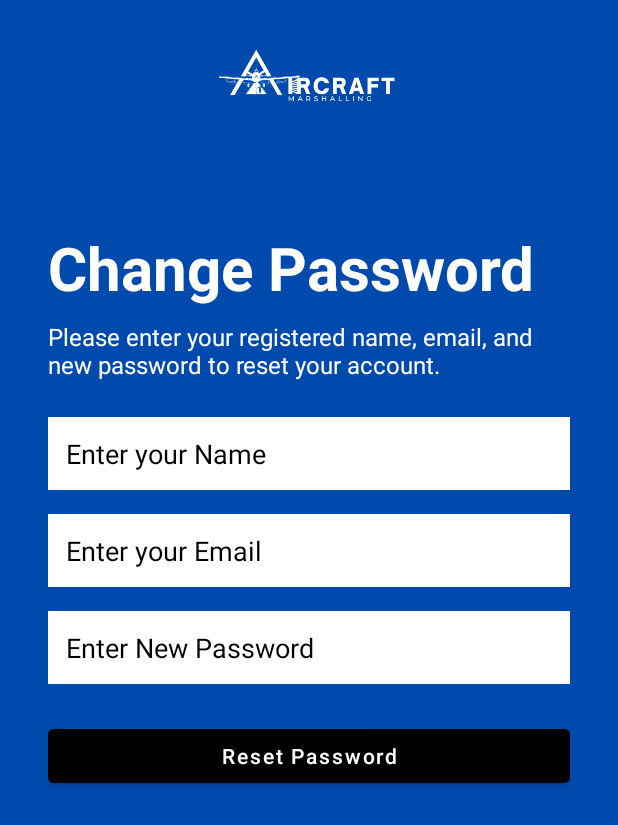
After one commit to bcharles4/AircraftMarshalling---AR, an Android app: the ForgotPassword screen opened directly, with no data from a screen before it, on a phone screen of 412 x 824 dp. The commit adds this screen. Shown: the top 825 px of the screen. Run offline under Robolectric (Android 15) with nearby library versions, the phone set to English and light mode, and no system bars.

Commit message:
add forgot password page

```diff
--- a/app/build.gradle.kts
+++ b/app/build.gradle.kts
@@ -62,4 +62,7 @@ dependencies {
     implementation("com.google.android.filament:filament-utils-android:1.57.1")
     implementation("com.google.android.filament:gltfio-android:1.57.1")
 
+    implementation("com.squareup.okhttp3:okhttp:4.12.0")
+    implementation("com.squareup.okhttp3:logging-interceptor:4.12.0")
+
 }
--- a/app/src/main/AndroidManifest.xml
+++ b/app/src/main/AndroidManifest.xml
@@ -1,7 +1,6 @@
 <?xml version="1.0" encoding="utf-8"?>
 <manifest xmlns:android="http://schemas.android.com/apk/res/android"
     xmlns:tools="http://schemas.android.com/tools">
-
     <!-- Add this permission here -->
     <uses-permission android:name="android.permission.CAMERA" />
 
@@ -15,6 +14,9 @@
         android:supportsRtl="true"
         android:theme="@style/Theme.AircraftMarshalling"
         tools:targetApi="31">
+        <activity
+            android:name=".ForgotPassword"
+            android:exported="false" />
         <activity
             android:name=".AssessmentPage"
             android:exported="false" />
--- /dev/null
+++ b/app/src/main/java/com/example/aircraftmarshalling/ForgotPassword.java
@@ -0,0 +1,120 @@
+package com.example.aircraftmarshalling;
+
+import android.os.Bundle;
+import android.widget.Button;
+import android.widget.EditText;
+import android.widget.Toast;
+
+import androidx.activity.EdgeToEdge;
+import androidx.appcompat.app.AppCompatActivity;
+import androidx.core.graphics.Insets;
+import androidx.core.view.ViewCompat;
+import androidx.core.view.WindowInsetsCompat;
+
+import org.json.JSONObject;
+
+import java.io.IOException;
+
+import okhttp3.Call;
+import okhttp3.Callback;
+import okhttp3.MediaType;
+import okhttp3.OkHttpClient;
+import okhttp3.Request;
+import okhttp3.RequestBody;
+import okhttp3.Response;
+
+public class ForgotPassword extends AppCompatActivity {
+
+    EditText etName, etEmail, etPassword;
+    Button btnSubmit;
+    OkHttpClient client = new OkHttpClient();
+
+    public static final MediaType JSON = MediaType.get("application/json; charset=utf-8");
+
+    @Override
+    protected void onCreate(Bundle savedInstanceState) {
+        super.onCreate(savedInstanceState);
+        EdgeToEdge.enable(this);
+        setContentView(R.layout.activity_forgot_password);
+
+        ViewCompat.setOnApplyWindowInsetsListener(findViewById(R.id.main), (v, insets) -> {
+            Insets systemBars = insets.getInsets(WindowInsetsCompat.Type.systemBars());
+            v.setPadding(systemBars.left, systemBars.top, systemBars.right, systemBars.bottom);
+            return insets;
+        });
+
+        etName = findViewById(R.id.et_name);
+        etEmail = findViewById(R.id.et_email);
+        etPassword = findViewById(R.id.et_password);
+        btnSubmit = findViewById(R.id.btn_reset_password);
+
+        btnSubmit.setOnClickListener(v -> sendChangePasswordRequest());
+    }
+
+    private void sendChangePasswordRequest() {
+        String name = etName.getText().toString().trim();
+        String email = etEmail.getText().toString().trim();
+        String password = etPassword.getText().toString().trim();
+
+        if (name.isEmpty() || email.isEmpty() || password.isEmpty()) {
+            Toast.makeText(this, "Please fill all fields", Toast.LENGTH_SHORT).show();
+            return;
+        }
+
+        if (password.length() < 6) {
+            Toast.makeText(this, "Password must be at least 6 characters long", Toast.LENGTH_SHORT).show();
+            return;
+        }
+
+        try {
+            JSONObject json = new JSONObject();
+            json.put("name", name);
+            json.put("email", email);
+            json.put("newPassword", password); // ✅ match API field name
+
+
+            RequestBody body = RequestBody.create(json.toString(), JSON);
+
+            Request request = new Request.Builder()
+                    .url("https://aircraft-marshalling-f350337809da.herokuapp.com/api/users/change-password")
+                    .put(body) // ✅ Use PUT instead of POST
+                    .build();
+
+            client.newCall(request).enqueue(new Callback() {
+                @Override
+                public void onFailure(Call call, IOException e) {
+                    runOnUiThread(() ->
+                            Toast.makeText(ForgotPassword.this, "Request failed: " + e.getMessage(), Toast.LENGTH_LONG).show()
+                    );
+                }
+
+                @Override
+                public void onResponse(Call call, Response response) throws IOException {
+                    String res = response.body().string();
+
+                    runOnUiThread(() -> {
+                        if (response.isSuccessful()) {
+                            // ✅ Success
+                            Toast.makeText(ForgotPassword.this, "Password changed successfully!", Toast.LENGTH_LONG).show();
+                            etName.setText("");
+                            etEmail.setText("");
+                            etPassword.setText("");
+                        } else {
+                            try {
+                                JSONObject errorJson = new JSONObject(res);
+                                String errorMsg = errorJson.optString("message", "Failed to update password");
+                                Toast.makeText(ForgotPassword.this, errorMsg, Toast.LENGTH_LONG).show();
+                            } catch (Exception e) {
+                                Toast.makeText(ForgotPassword.this, "Error: " + res, Toast.LENGTH_LONG).show();
+                            }
+                        }
+                    });
+                }
+
+            });
+
+        } catch (Exception e) {
+            Toast.makeText(this, "Error: " + e.getMessage(), Toast.LENGTH_LONG).show();
+        }
+    }
+}
--- a/app/src/main/java/com/example/aircraftmarshalling/LoginPage.java
+++ b/app/src/main/java/com/example/aircraftmarshalling/LoginPage.java
@@ -33,6 +33,8 @@ public class LoginPage extends AppCompatActivity {
     private RequestQueue requestQueue;
     private EditText etEmail, etPassword;
     private Button loginButton;
+
+    private TextView forgot_pass;
 
     @Override
     protected void onCreate(Bundle savedInstanceState) {
@@ -72,7 +74,16 @@ public class LoginPage extends AppCompatActivity {
                 loginUser(email, password);
             }
         });
+
+        forgot_pass = findViewById(R.id.forgot_pass);
+
+        forgot_pass.setOnClickListener(v -> {
+            Intent intent = new Intent(LoginPage.this, ForgotPassword.class);
+            startActivity(intent);
+        });
+
     }
+
 
     private void loginUser(String email, String password) {
         JSONObject requestBody = new JSONObject();
--- /dev/null
+++ b/app/src/main/res/drawable/edittext_background.xml
@@ -0,0 +1,16 @@
+<?xml version="1.0" encoding="utf-8"?>
+<layer-list xmlns:android="http://schemas.android.com/apk/res/android">
+    <item>
+        <shape android:shape="rectangle">
+            <solid android:color="@android:color/transparent" />
+        </shape>
+    </item>
+
+    <!-- Bottom border -->
+    <item android:bottom="0dp">
+        <shape android:shape="rectangle">
+            <size android:height="2dp" />
+            <solid android:color="@color/white" />
+        </shape>
+    </item>
+</layer-list>
--- /dev/null
+++ b/app/src/main/res/layout/activity_forgot_password.xml
@@ -0,0 +1,119 @@
+<?xml version="1.0" encoding="utf-8"?>
+<androidx.constraintlayout.widget.ConstraintLayout xmlns:android="http://schemas.android.com/apk/res/android"
+    xmlns:app="http://schemas.android.com/apk/res-auto"
+    xmlns:tools="http://schemas.android.com/tools"
+    android:id="@+id/main"
+    android:layout_width="match_parent"
+    android:layout_height="match_parent"
+    android:background="@color/bg_color"
+    tools:context=".ForgotPassword">
+
+    <!-- Top Container with Logo -->
+    <LinearLayout
+        android:id="@+id/top_container"
+        android:layout_width="match_parent"
+        android:layout_height="100dp"
+        android:padding="8dp"
+        android:orientation="horizontal"
+        android:gravity="center"
+        android:background="@color/bg_color"
+        app:layout_constraintTop_toTopOf="parent">
+
+        <ImageView
+            android:id="@+id/logo"
+            android:layout_width="120dp"
+            android:layout_height="wrap_content"
+            android:contentDescription="App Logo"
+            android:scaleType="fitCenter"
+            android:src="@drawable/am_logo" />
+
+    </LinearLayout>
+
+    <!-- Middle Container (Form) -->
+    <LinearLayout
+        android:id="@+id/middle_container"
+        android:layout_width="match_parent"
+        android:layout_height="wrap_content"
+        android:orientation="vertical"
+        android:gravity="center_horizontal"
+        android:layout_marginHorizontal="32dp"
+        android:layout_marginTop="35dp"
+        app:layout_constraintTop_toBottomOf="@id/top_container"
+        app:layout_constraintStart_toStartOf="parent"
+        app:layout_constraintEnd_toEndOf="parent">
+
+        <!-- Title -->
+        <TextView
+            android:id="@+id/change_pass"
+            android:layout_width="wrap_content"
+            android:layout_height="wrap_content"
+            android:layout_marginTop="16dp"
+            android:text="Change Password"
+            android:textColor="@color/white"
+            android:layout_gravity="left"
+            android:textSize="40sp"
+            android:textStyle="bold" />
+
+        <!-- Instruction -->
+        <TextView
+            android:id="@+id/tv_instruction"
+            android:layout_width="match_parent"
+            android:layout_height="wrap_content"
+            android:layout_marginTop="8dp"
+            android:text="Please enter your registered name, email, and new password to reset your account."
+            android:textColor="@color/white"
+            android:textSize="16sp" />
+
+        <!-- Name Input -->
+        <EditText
+            android:id="@+id/et_name"
+            android:layout_width="match_parent"
+            android:layout_height="wrap_content"
+            android:layout_marginTop="24dp"
+            android:hint="Enter your Name"
+            android:inputType="textPersonName"
+            android:background="@drawable/edittext_background"
+            android:padding="12dp"
+            android:textColor="@color/black"
+            android:textColorHint="@color/black" />
+
+        <!-- Email Input -->
+        <EditText
+            android:id="@+id/et_email"
+            android:layout_width="match_parent"
+            android:layout_height="wrap_content"
+            android:layout_marginTop="16dp"
+            android:hint="Enter your Email"
+            android:inputType="textEmailAddress"
+            android:background="@drawable/edittext_background"
+            android:padding="12dp"
+            android:textColor="@color/black"
+            android:textColorHint="@color/black" />
+
+        <!-- New Password Input -->
+        <EditText
+            android:id="@+id/et_password"
+            android:layout_width="match_parent"
+            android:layout_height="wrap_content"
+            android:layout_marginTop="16dp"
+            android:hint="Enter New Password"
+            android:inputType="textPassword"
+            android:background="@drawable/edittext_background"
+            android:padding="12dp"
+            android:textColor="@color/black"
+            android:textColorHint="@color/black" />
+
+        <!-- Reset Password Button -->
+        <Button
+            android:id="@+id/btn_reset_password"
+            android:layout_width="match_parent"
+            android:layout_height="wrap_content"
+            android:layout_marginTop="24dp"
+            android:text="Reset Password"
+            android:textAllCaps="false"
+            android:backgroundTint="@color/black"
+            android:textColor="@color/white" />
+
+    </LinearLayout>
+
+</androidx.constraintlayout.widget.ConstraintLayout>
--- a/app/src/main/res/layout/activity_login_page.xml
+++ b/app/src/main/res/layout/activity_login_page.xml
@@ -72,7 +72,7 @@
 
     <!-- Forgot Password Text -->
     <TextView
-        android:id="@+id/tv_forgot_password"
+        android:id="@+id/forgot_pass"
         android:layout_width="wrap_content"
         android:layout_height="wrap_content"
         android:layout_marginTop="8dp"
@@ -80,8 +80,10 @@
         android:focusable="true"
         android:text="Forgot password?"
         android:textColor="@color/white"
-        app:layout_constraintEnd_toEndOf="@id/et_password"
-        app:layout_constraintTop_toBottomOf="@id/et_password" />
+        app:layout_constraintTop_toBottomOf="@id/et_password"
+        app:layout_constraintStart_toStartOf="parent"
+        app:layout_constraintEnd_toEndOf="parent" />
+
 
     <!-- Login Button -->
     <Button
```
